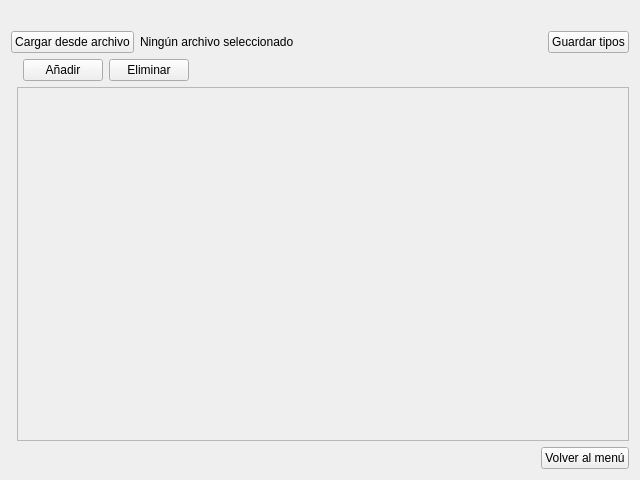
Old version of the form sql_judge/view/qt_view/custom_types/load_custom_types_view.ui in the repository r4ulill0/gui_dbjudge.
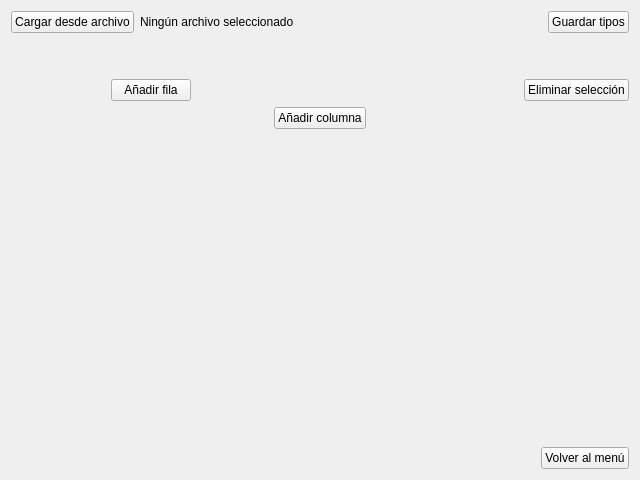
New version of the form.

Commit message: Added rows and columns insertion buttons

Diff of the .ui file:
```diff
--- a/sql_judge/view/qt_view/custom_types/load_custom_types_view.ui
+++ b/sql_judge/view/qt_view/custom_types/load_custom_types_view.ui
@@ -16,10 +16,19 @@
   <layout class="QGridLayout" name="gridLayout_3">
    <item row="0" column="0">
     <layout class="QGridLayout" name="gridLayout">
-     <item row="1" column="0" colspan="5">
+     <item row="0" column="0" colspan="3">
       <layout class="QHBoxLayout" name="horizontalLayout">
+       <property name="sizeConstraint">
+        <enum>QLayout::SetFixedSize</enum>
+       </property>
        <item>
         <widget class="QPushButton" name="load_file_button">
+         <property name="sizePolicy">
+          <sizepolicy hsizetype="Fixed" vsizetype="Fixed">
+           <horstretch>0</horstretch>
+           <verstretch>0</verstretch>
+          </sizepolicy>
+         </property>
          <property name="text">
           <string>Cargar desde archivo</string>
          </property>
@@ -27,26 +36,25 @@
        </item>
        <item>
         <widget class="QLabel" name="label">
+         <property name="sizePolicy">
+          <sizepolicy hsizetype="Preferred" vsizetype="Fixed">
+           <horstretch>0</horstretch>
+           <verstretch>0</verstretch>
+          </sizepolicy>
+         </property>
          <property name="text">
           <string>Ningún archivo seleccionado</string>
          </property>
         </widget>
        </item>
-       <item>
-        <spacer name="horizontalSpacer_5">
-         <property name="orientation">
-          <enum>Qt::Horizontal</enum>
-         </property>
-         <property name="sizeHint" stdset="0">
-          <size>
-           <width>40</width>
-           <height>20</height>
-          </size>
-         </property>
-        </spacer>
-       </item>
        <item>
         <widget class="QPushButton" name="save_button">
+         <property name="sizePolicy">
+          <sizepolicy hsizetype="Fixed" vsizetype="Fixed">
+           <horstretch>0</horstretch>
+           <verstretch>0</verstretch>
+          </sizepolicy>
+         </property>
          <property name="text">
           <string>Guardar tipos</string>
          </property>
@@ -54,77 +62,31 @@
        </item>
       </layout>
      </item>
-     <item row="0" column="2">
-      <spacer name="horizontalSpacer">
-       <property name="orientation">
-        <enum>Qt::Horizontal</enum>
-       </property>
-       <property name="sizeHint" stdset="0">
-        <size>
-         <width>40</width>
-         <height>20</height>
-        </size>
-       </property>
-      </spacer>
-     </item>
-     <item row="4" column="4">
-      <widget class="QPushButton" name="return_button">
-       <property name="text">
-        <string>Volver al menú</string>
-       </property>
-      </widget>
-     </item>
-     <item row="0" column="3" colspan="2">
-      <spacer name="horizontalSpacer_2">
-       <property name="orientation">
-        <enum>Qt::Horizontal</enum>
-       </property>
-       <property name="sizeHint" stdset="0">
-        <size>
-         <width>40</width>
-         <height>20</height>
-        </size>
-       </property>
-      </spacer>
-     </item>
-     <item row="3" column="1" colspan="4">
-      <widget class="QScrollArea" name="scrollArea">
-       <property name="widgetResizable">
-        <bool>true</bool>
-       </property>
-       <widget class="QWidget" name="scrollAreaWidgetContents">
-        <property name="geometry">
-         <rect>
-          <x>0</x>
-          <y>0</y>
-          <width>612</width>
-          <height>335</height>
-         </rect>
-        </property>
-        <layout class="QGridLayout" name="gridLayout_2">
-         <item row="1" column="0" colspan="2">
-          <layout class="QHBoxLayout" name="type_column_container"/>
-         </item>
-        </layout>
-       </widget>
-      </widget>
-     </item>
-     <item row="2" column="2" colspan="3">
+     <item row="2" column="0" colspan="3">
       <layout class="QHBoxLayout" name="horizontalLayout_2">
        <property name="topMargin">
         <number>0</number>
        </property>
        <item>
-        <widget class="QPushButton" name="add_button">
-         <property name="text">
-          <string>Añadir</string>
+        <spacer name="horizontalSpacer">
+         <property name="orientation">
+          <enum>Qt::Horizontal</enum>
          </property>
-        </widget>
+         <property name="sizeType">
+          <enum>QSizePolicy::Fixed</enum>
+         </property>
+         <property name="sizeHint" stdset="0">
+          <size>
+           <width>100</width>
+           <height>20</height>
+          </size>
+         </property>
+        </spacer>
        </item>
        <item>
-        <widget class="QPushButton" name="delete_button">
+        <widget class="QPushButton" name="add_row_button">
          <property name="text">
-          <string>Eliminar</string>
+          <string>Añadir fila</string>
          </property>
         </widget>
        </item>
@@ -141,8 +103,83 @@
          </property>
         </spacer>
        </item>
+       <item>
+        <widget class="QPushButton" name="delete_button">
+         <property name="text">
+          <string>Eliminar selección</string>
+         </property>
+        </widget>
+       </item>
       </layout>
      </item>
+     <item row="3" column="0" colspan="3">
+      <layout class="QGridLayout" name="gridLayout_2">
+       <item row="0" column="0">
+        <widget class="QPushButton" name="add_column_button">
+         <property name="sizePolicy">
+          <sizepolicy hsizetype="Fixed" vsizetype="Fixed">
+           <horstretch>0</horstretch>
+           <verstretch>0</verstretch>
+          </sizepolicy>
+         </property>
+         <property name="sizeIncrement">
+          <size>
+           <width>0</width>
+           <height>0</height>
+          </size>
+         </property>
+         <property name="text">
+          <string>Añadir columna</string>
+         </property>
+        </widget>
+       </item>
+       <item row="1" column="0">
+        <spacer name="verticalSpacer">
+         <property name="orientation">
+          <enum>Qt::Vertical</enum>
+         </property>
+         <property name="sizeHint" stdset="0">
+          <size>
+           <width>20</width>
+           <height>40</height>
+          </size>
+         </property>
+        </spacer>
+       </item>
+       <item row="0" column="1" rowspan="2">
+        <layout class="QGridLayout" name="table_container"/>
+       </item>
+      </layout>
+     </item>
+     <item row="4" column="2">
+      <widget class="QPushButton" name="return_button">
+       <property name="sizePolicy">
+        <sizepolicy hsizetype="Fixed" vsizetype="Fixed">
+         <horstretch>0</horstretch>
+         <verstretch>0</verstretch>
+        </sizepolicy>
+       </property>
+       <property name="text">
+        <string>Volver al menú</string>
+       </property>
+      </widget>
+     </item>
+     <item row="1" column="1">
+      <spacer name="verticalSpacer_3">
+       <property name="orientation">
+        <enum>Qt::Vertical</enum>
+       </property>
+       <property name="sizeType">
+        <enum>QSizePolicy::Fixed</enum>
+       </property>
+       <property name="sizeHint" stdset="0">
+        <size>
+         <width>20</width>
+         <height>40</height>
+        </size>
+       </property>
+      </spacer>
+     </item>
     </layout>
    </item>
   </layout>
```
The commit also changes 4 other files.
